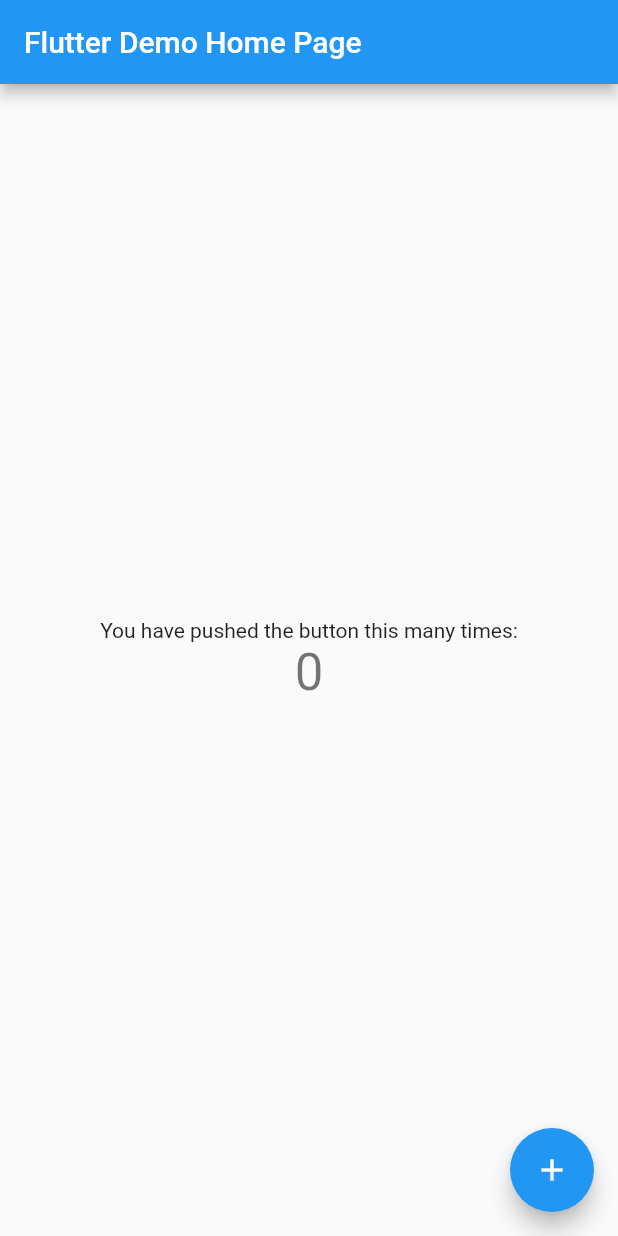
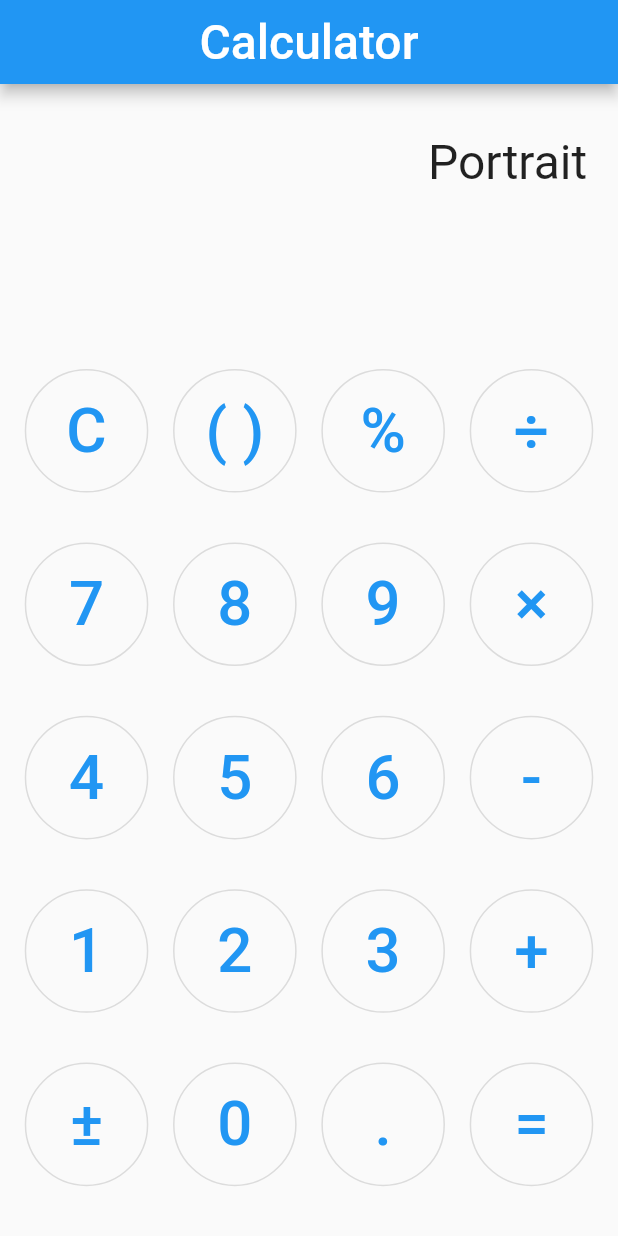
Before and after one commit to Pruzny/calculator-flutter, a Flutter app: the screen it shows after launch, on a phone screen of 412 x 824 dp. Run offline on Flutter 3.47's test engine with Material 2 defaults, Android fonts, the phone set to English and light mode, and no system bars.

Commit message:
Add portrait buttons

```diff
--- a/lib/main.dart
+++ b/lib/main.dart
@@ -1,3 +1,4 @@
+import 'package:calculator/pages/home.dart';
 import 'package:flutter/material.dart';
 
 void main() {
@@ -7,109 +8,12 @@ void main() {
 class MyApp extends StatelessWidget {
   const MyApp({super.key});
 
-  // This widget is the root of your application.
   @override
   Widget build(BuildContext context) {
-    return MaterialApp(
-      title: 'Flutter Demo',
-      theme: ThemeData(
-        // This is the theme of your application.
-        //
-        // Try running your application with "flutter run". You'll see the
-        // application has a blue toolbar. Then, without quitting the app, try
-        // changing the primarySwatch below to Colors.green and then invoke
-        // "hot reload" (press "r" in the console where you ran "flutter run",
-        // or simply save your changes to "hot reload" in a Flutter IDE).
-        // Notice that the counter didn't reset back to zero; the application
-        // is not restarted.
-        primarySwatch: Colors.blue,
-      ),
-      home: const MyHomePage(title: 'Flutter Demo Home Page'),
+    return const MaterialApp(
+      title: 'Calculator',
+      debugShowCheckedModeBanner: false,
+      home: Home(),
     );
   }
 }
-
-class MyHomePage extends StatefulWidget {
-  const MyHomePage({super.key, required this.title});
-
-  // This widget is the home page of your application. It is stateful, meaning
-  // that it has a State object (defined below) that contains fields that affect
-  // how it looks.
-
-  // This class is the configuration for the state. It holds the values (in this
-  // case the title) provided by the parent (in this case the App widget) and
-  // used by the build method of the State. Fields in a Widget subclass are
-  // always marked "final".
-
-  final String title;
-
-  @override
-  State<MyHomePage> createState() => _MyHomePageState();
-}
-
-class _MyHomePageState extends State<MyHomePage> {
-  int _counter = 0;
-
-  void _incrementCounter() {
-    setState(() {
-      // This call to setState tells the Flutter framework that something has
-      // changed in this State, which causes it to rerun the build method below
-      // so that the display can reflect the updated values. If we changed
-      // _counter without calling setState(), then the build method would not be
-      // called again, and so nothing would appear to happen.
-      _counter++;
-    });
-  }
-
-  @override
-  Widget build(BuildContext context) {
-    // This method is rerun every time setState is called, for instance as done
-    // by the _incrementCounter method above.
-    //
-    // The Flutter framework has been optimized to make rerunning build methods
-    // fast, so that you can just rebuild anything that needs updating rather
-    // than having to individually change instances of widgets.
-    return Scaffold(
-      appBar: AppBar(
-        // Here we take the value from the MyHomePage object that was created by
-        // the App.build method, and use it to set our appbar title.
-        title: Text(widget.title),
-      ),
-      body: Center(
-        // Center is a layout widget. It takes a single child and positions it
-        // in the middle of the parent.
-        child: Column(
-          // Column is also a layout widget. It takes a list of children and
-          // arranges them vertically. By default, it sizes itself to fit its
-          // children horizontally, and tries to be as tall as its parent.
-          //
-          // Invoke "debug painting" (press "p" in the console, choose the
-          // "Toggle Debug Paint" action from the Flutter Inspector in Android
-          // Studio, or the "Toggle Debug Paint" command in Visual Studio Code)
-          // to see the wireframe for each widget.
-          //
-          // Column has various properties to control how it sizes itself and
-          // how it positions its children. Here we use mainAxisAlignment to
-          // center the children vertically; the main axis here is the vertical
-          // axis because Columns are vertical (the cross axis would be
-          // horizontal).
-          mainAxisAlignment: MainAxisAlignment.center,
-          children: <Widget>[
-            const Text(
-              'You have pushed the button this many times:',
-            ),
-            Text(
-              '$_counter',
-              style: Theme.of(context).textTheme.headlineMedium,
-            ),
-          ],
-        ),
-      ),
-      floatingActionButton: FloatingActionButton(
-        onPressed: _incrementCounter,
-        tooltip: 'Increment',
-        child: const Icon(Icons.add),
-      ), // This trailing comma makes auto-formatting nicer for build methods.
-    );
-  }
-}
--- /dev/null
+++ b/lib/pages/home.dart
@@ -0,0 +1,85 @@
+import 'package:flutter/material.dart';
+
+class Home extends StatefulWidget {
+  const Home({super.key});
+
+  @override
+  State<Home> createState() => _HomeState();
+}
+
+class _HomeState extends State<Home> {
+  @override
+  Widget build(BuildContext context) {
+    Orientation orientation = MediaQuery.of(context).orientation;
+    double width = MediaQuery.of(context).size.width;
+    double height = MediaQuery.of(context).size.height;
+
+    return Scaffold(
+      appBar: AppBar(
+        title: const Text(
+          'Calculator',
+          style: TextStyle(fontSize: 32),
+        ),
+        centerTitle: true,
+      ),
+
+      body: Container(
+        alignment: Alignment.center,
+        child: Column(
+          mainAxisAlignment: MainAxisAlignment.spaceEvenly,
+          children: [
+            Container(
+              height: height * 0.15,
+              alignment: Alignment.topRight,
+              padding: EdgeInsets.only(right: width*0.05),
+              child: Text(
+                orientation == Orientation.portrait ? 'Portrait' : 'Landscape',
+                style: const TextStyle(fontSize: 32),
+              ),
+            ),
+            createRow(items: ['C', '( )', '%', '÷'], width: width),
+            createRow(items: ['7', '8', '9', '×'], width: width),
+            createRow(items: ['4', '5', '6', '-'], width: width),
+            createRow(items: ['1', '2', '3', '+'], width: width),
+            createRow(items: ['±', '0', '.', '='], width: width),
+          ],
+        ),
+      ),
+    );
+  }
+
+  void buttonClick(String action) {
+    switch (action) {
+      // TODO commands
+      default:
+        break;
+    }
+  }
+
+  OutlinedButton createButton({required String text, required double width}) {
+    return OutlinedButton(
+      onPressed: () => buttonClick(text),
+      style: ButtonStyle(
+        shape: MaterialStateProperty.all(const CircleBorder()),
+        fixedSize: MaterialStateProperty.all(Size(width, width)),
+      ),
+      child: Text(
+        text,
+        style: TextStyle(fontSize: width/2),
+      ),
+    );
+  }
+
+  Row createRow({required List<String> items, required double width}) {
+    int total = items.length + 1;
+    double size = width/total;
+    List<OutlinedButton> buttons = [];
+    for (String item in items) {
+      buttons.add(createButton(text: item, width: size));
+    }
+    return Row(
+      mainAxisAlignment: MainAxisAlignment.spaceEvenly,
+      children: buttons,
+    );
+  }
+}
```
